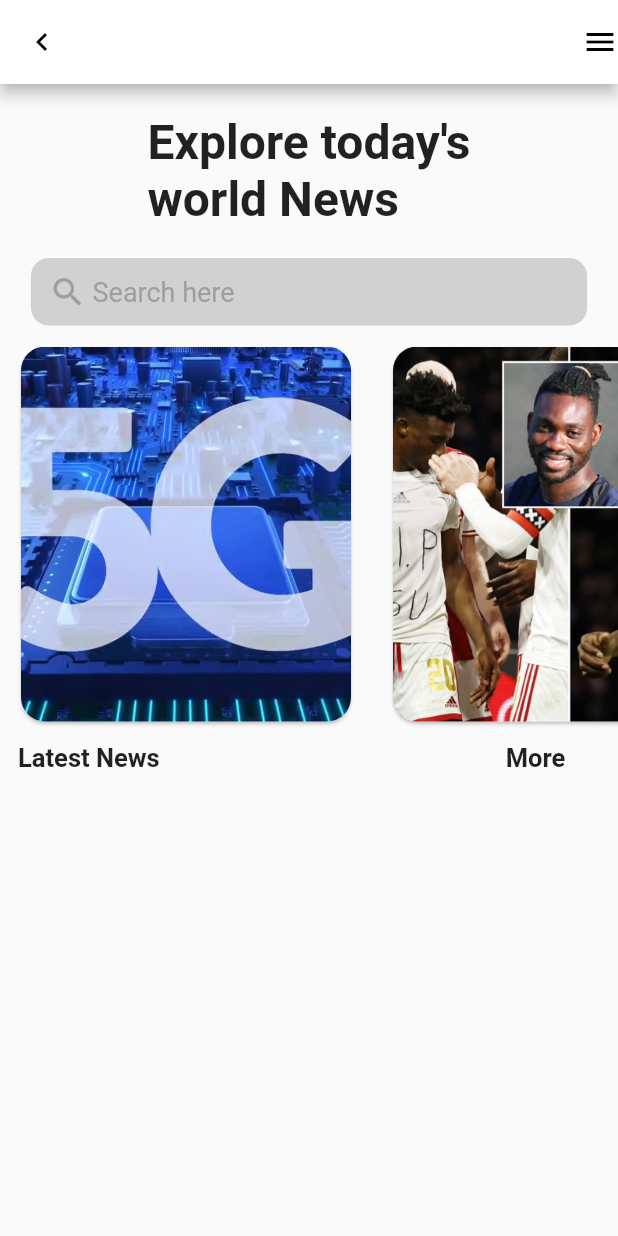
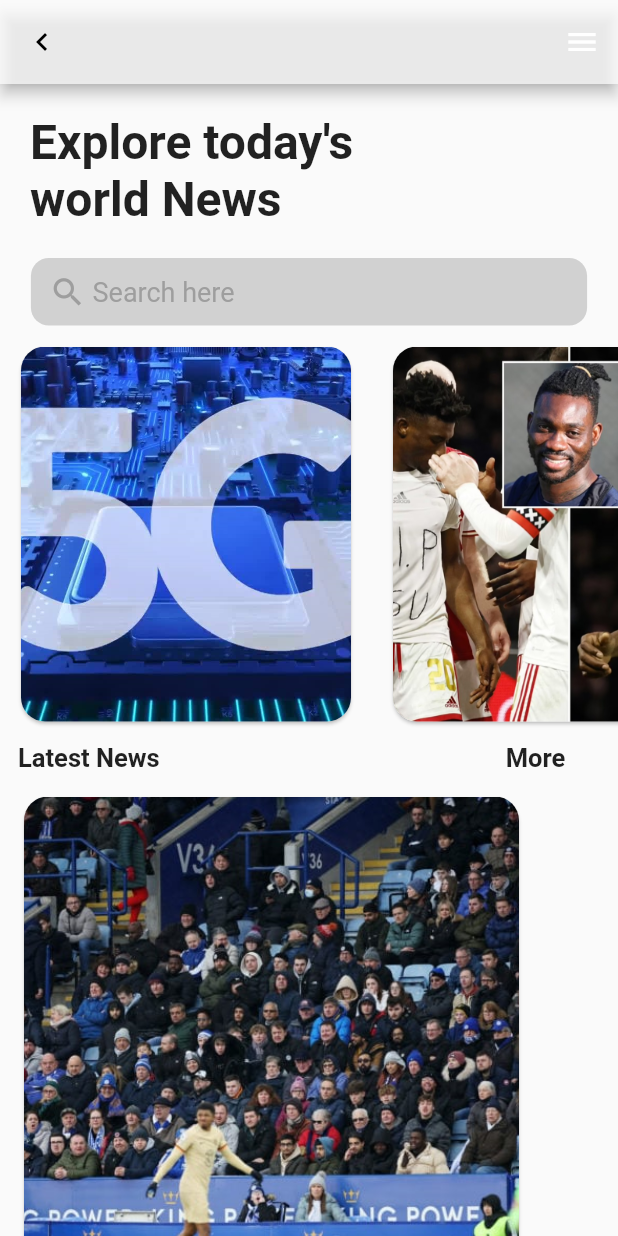
Before and after one commit to Fredd08/GIT-News-App, a Flutter app: the HomePage screen opened directly, on a phone screen of 412 x 824 dp. Run offline on Flutter 3.47's test engine with Material 2 defaults, Android fonts, the phone set to English and light mode, and no system bars.

Commit message:
working on the news247 page

```diff
--- a/lib/HomePage/homepage.dart
+++ b/lib/HomePage/homepage.dart
@@ -1,5 +1,9 @@
 import 'package:flutter/material.dart';
+import 'package:newsapp/other%20pages/247.dart';
 import 'package:newsapp/specs/pictures.dart';
+
+import '../Login/login.dart';
+
 class HomePage extends StatefulWidget {
   const HomePage({super.key});
 
@@ -8,42 +12,80 @@ class HomePage extends StatefulWidget {
 }
 
 class _HomePageState extends State<HomePage> {
+
   @override
   Widget build(BuildContext context) {
-    var w=MediaQuery.of(context).size.width;
-    var h=MediaQuery.of(context).size.height;
+    var w = MediaQuery.of(context).size.width;
+    var h = MediaQuery.of(context).size.height;
+
     return Scaffold(
       appBar: AppBar(
-        leading: Icon(Icons.keyboard_arrow_left_outlined,color: Colors.black,),
-        actions: [
-          Icon(Icons.menu,color: Colors.black,),
+        leading: GestureDetector(
+          onTap: () {
+            Navigator.pushReplacement(
+                context, MaterialPageRoute(builder: (context) => Login()));
+          },
+          child: Icon(
+            Icons.keyboard_arrow_left_outlined,
+            color: Colors.black,
+          ),
+        ),
+
+        backgroundColor: Colors.white70,
+      ),
+      endDrawer: Drawer(
+
+        child: ListView(
+          children: [
+            SizedBox(
+              height: h*0.07,
+
+            ),
+            ListTile(title: GestureDetector(
+              onTap: () {
+                 Navigator.pushReplacement(context, MaterialPageRoute(builder: (context)=>news247()));
+              },
+              child: Text("24/7",style: TextStyle(fontSize: 25,fontWeight: FontWeight.bold),)),)
           ],
-        backgroundColor: Colors.white,
         ),
-      body: Column(
+
+      ),
+      body: SingleChildScrollView(
+        child: Column(
+          mainAxisAlignment: MainAxisAlignment.start,
+          crossAxisAlignment: CrossAxisAlignment.start,
           children: [
             Padding(
               padding: const EdgeInsets.all(20.0),
-            child: Text("Explore today's\nworld News",style: TextStyle(fontSize: 32,fontWeight: FontWeight.bold),),
+              child: Text(
+                "Explore today's\nworld News",
+                style: TextStyle(fontSize: 32, fontWeight: FontWeight.bold),
+              ),
             ),
             Center(
               child: Container(
                 decoration: BoxDecoration(
-                color: const Color.fromARGB(113, 158, 158, 158),borderRadius: BorderRadius.circular(12)
-              ),
+                    color: const Color.fromARGB(113, 158, 158, 158),
+                    borderRadius: BorderRadius.circular(12)),
                 height: 45,
-              width: w*0.9,
+                width: w * 0.9,
                 child: Row(
                   children: [
                     Padding(
-                    padding: const EdgeInsets.only(left:12.0),
-                    child: Icon(Icons.search_outlined,color: Colors.grey,size: 25,),
+                      padding: const EdgeInsets.only(left: 12.0),
+                      child: Icon(
+                        Icons.search_outlined,
+                        color: Colors.grey,
+                        size: 25,
+                      ),
                     ),
                     SizedBox(
-                    width: w*0.01,
+                      width: w * 0.01,
                     ),
-                  Text("Search here",style: TextStyle(color: Colors.grey,fontSize: 18),)
-
+                    Text(
+                      "Search here",
+                      style: TextStyle(color: Colors.grey, fontSize: 18),
+                    )
                   ],
                 ),
               ),
@@ -52,17 +94,22 @@ class _HomePageState extends State<HomePage> {
               scrollDirection: Axis.horizontal,
               child: Row(
                 children: [
-                for(int i=0;i<picture.length;i++)
+                  for (int i = 0; i < picture.length; i++)
                     Padding(
                       padding: const EdgeInsets.all(10.0),
                       child: Card(
-                    shape: RoundedRectangleBorder(borderRadius: BorderRadius.circular(16)),
+                        shape: RoundedRectangleBorder(
+                            borderRadius: BorderRadius.circular(16)),
                         child: Container(
                           height: 250,
                           width: 220,
                           child: ClipRRect(
                             borderRadius: BorderRadius.circular(16),
-                        child: Image.asset("${picture.elementAt(i)["1"]}",height: 250,fit: BoxFit.cover,),
+                            child: Image.asset(
+                              "${picture.elementAt(i)["1"]}",
+                              height: 250,
+                              fit: BoxFit.cover,
+                            ),
                           ),
                         ),
                       ),
@@ -73,16 +120,42 @@ class _HomePageState extends State<HomePage> {
             Row(
               children: [
                 Padding(
-                padding: const EdgeInsets.only(left:12.0),
-                child: Text("Latest News",style: TextStyle(fontWeight: FontWeight.bold,fontSize: 17),),
+                  padding: const EdgeInsets.only(left: 12.0),
+                  child: Text(
+                    "Latest News",
+                    style: TextStyle(fontWeight: FontWeight.bold, fontSize: 17),
+                  ),
                 ),
                 SizedBox(
-                width: w*0.56,
+                  width: w * 0.56,
                 ),
-              Text("More",style: TextStyle(fontWeight: FontWeight.bold,fontSize: 17),)
-            ],
+                Text(
+                  "More",
+                  style: TextStyle(fontWeight: FontWeight.bold, fontSize: 17),
                 )
               ],
+            ),
+            Padding(
+              padding: const EdgeInsets.all(12.0),
+              child: Card(
+                shape: RoundedRectangleBorder(
+                    borderRadius: BorderRadius.circular(16)),
+                child: Container(
+                  height: 350,
+                  width: 330,
+                  child: ClipRRect(
+                    borderRadius: BorderRadius.circular(16),
+                    child: Image.asset(
+                      "assets/5a.png",
+                      height: 250,
+                      fit: BoxFit.cover,
+                    ),
+                  ),
+                ),
+              ),
+            ),
+          ],
+        ),
       ),
     );
   }
```
Also changed, not shown: lib/other pages/247.dart (added, +25 -0 lines), assets/5.jpg (renamed from assets/IMG-20231103-WA0014.jpg), assets/5a.png (added), assets/coinbase.jpeg (added). Lines whose indentation alone changed are shown as unchanged.
